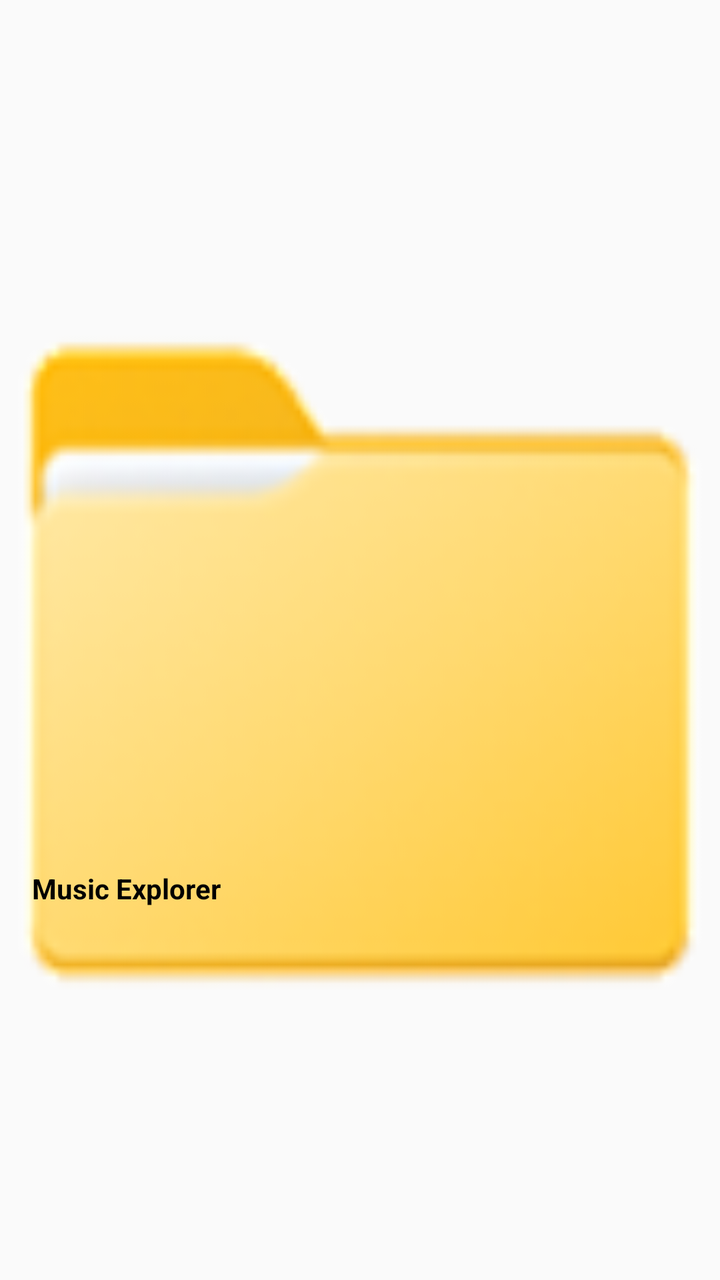
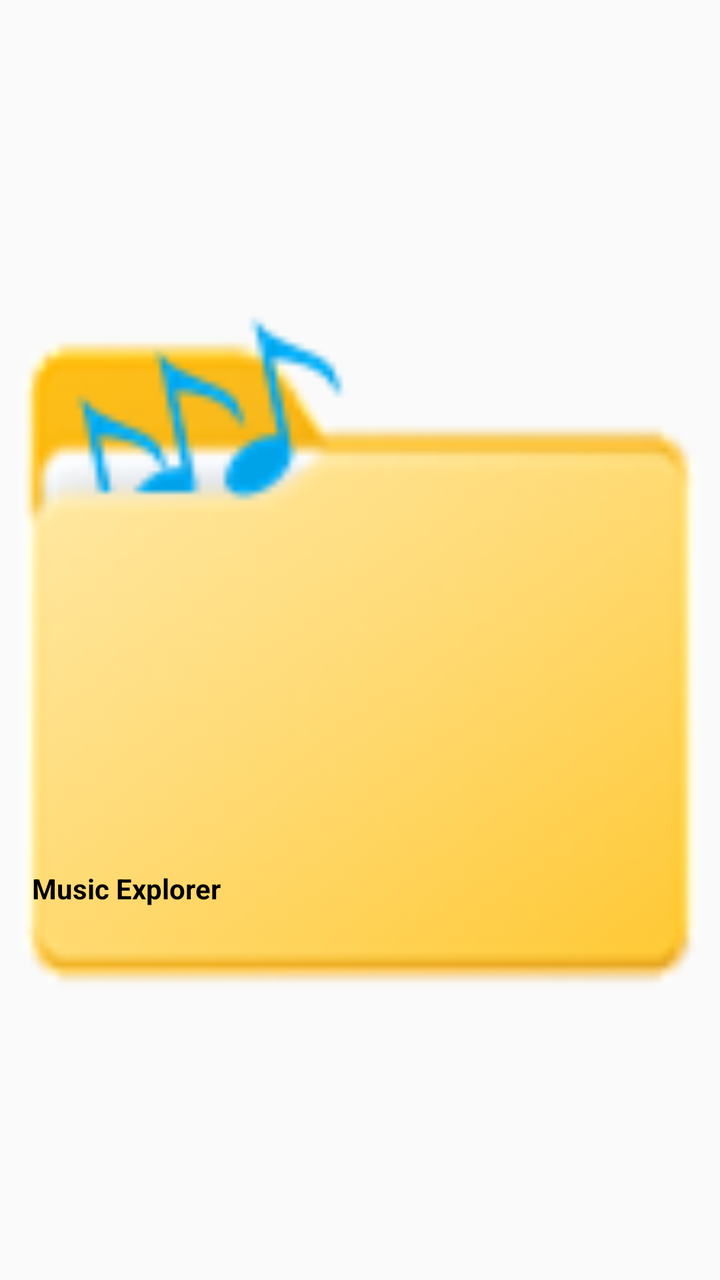

Screens rendered from an Android XML layout before and after an edit, with the pre-edit source and the edit as a unified diff.
<!-- AndroidManifest.xml: application theme Theme.MusicExplorer -->
<!-- res/layout/folder_view.xml -->
<?xml version="1.0" encoding="utf-8"?>

<androidx.constraintlayout.widget.ConstraintLayout xmlns:android="http://schemas.android.com/apk/res/android"
    xmlns:app="http://schemas.android.com/apk/res-auto"
    android:id="@+id/folder_layout"
    android:layout_width="wrap_content"
    android:layout_height="wrap_content"
    android:layout_gravity="center"
    app:cardUseCompatPadding="true"
    android:fitsSystemWindows="true"
    android:layout_marginTop="32dp">

    <ImageView
        android:id="@+id/folder_image_view"
        android:layout_width="match_parent"
        android:layout_height="match_parent"
        android:src="@drawable/folder"
        android:contentDescription="a view of a folder"
        app:layout_constraintBottom_toBottomOf="parent"
        app:layout_constraintLeft_toLeftOf="parent"
        app:layout_constraintTop_toTopOf="parent"
        app:layout_constraintVertical_bias="0.0" />

    <TextView
        android:id="@+id/folder_text_view"
        android:layout_height="wrap_content"
        android:layout_width="@id/folder_image_view"
        android:layout_marginLeft="16dp"
        android:layout_marginRight="16dp"
        android:gravity="center_vertical"
        android:text="@string/app_name"
        android:textColor="@color/black"
        android:textStyle="bold"
        app:layout_constraintBottom_toBottomOf="parent"
        app:layout_constraintEnd_toEndOf="parent"
        app:layout_constraintHorizontal_bias="0.0"
        app:layout_constraintStart_toStartOf="parent"
        app:layout_constraintTop_toTopOf="parent"
        app:layout_constraintVertical_bias="0.7" />

</androidx.constraintlayout.widget.ConstraintLayout>
<!-- resources referenced by this layout -->
<resources>
  <color name="black">#FF000000</color>
  <!-- drawable folder: png bitmap (drawable, 7491 bytes) -->
  <string name="app_name">Music Explorer</string>
  <style name="Theme.MusicExplorer" parent="Base.Theme.MusicExplorer" />
  <style name="Base.Theme.MusicExplorer" parent="Theme.AppCompat.DayNight">
          
          
          <item name="colorOnSurface">#FF000000</item>
      </style>
</resources>

<!-- the commit's change to res/layout/folder_view.xml (unified diff, before → after) -->
@@ -14,7 +14,7 @@
         android:id="@+id/folder_image_view"
         android:layout_width="match_parent"
         android:layout_height="match_parent"
-        android:src="@drawable/folder"
+        android:src="@drawable/folder_ii"
         android:contentDescription="a view of a folder"
         app:layout_constraintBottom_toBottomOf="parent"
         app:layout_constraintLeft_toLeftOf="parent"
<!-- resource entries referenced after the edit -->
@@ -1,7 +1,7 @@
 <!-- resources referenced by this layout -->
 <resources>
   <color name="black">#FF000000</color>
-  <!-- drawable folder: png bitmap (drawable, 7491 bytes) -->
+  <!-- drawable folder_ii: png bitmap (drawable, 8644 bytes) -->
   <string name="app_name">Music Explorer</string>
   <style name="Theme.MusicExplorer" parent="Base.Theme.MusicExplorer" />
   <style name="Base.Theme.MusicExplorer" parent="Theme.AppCompat.DayNight">
